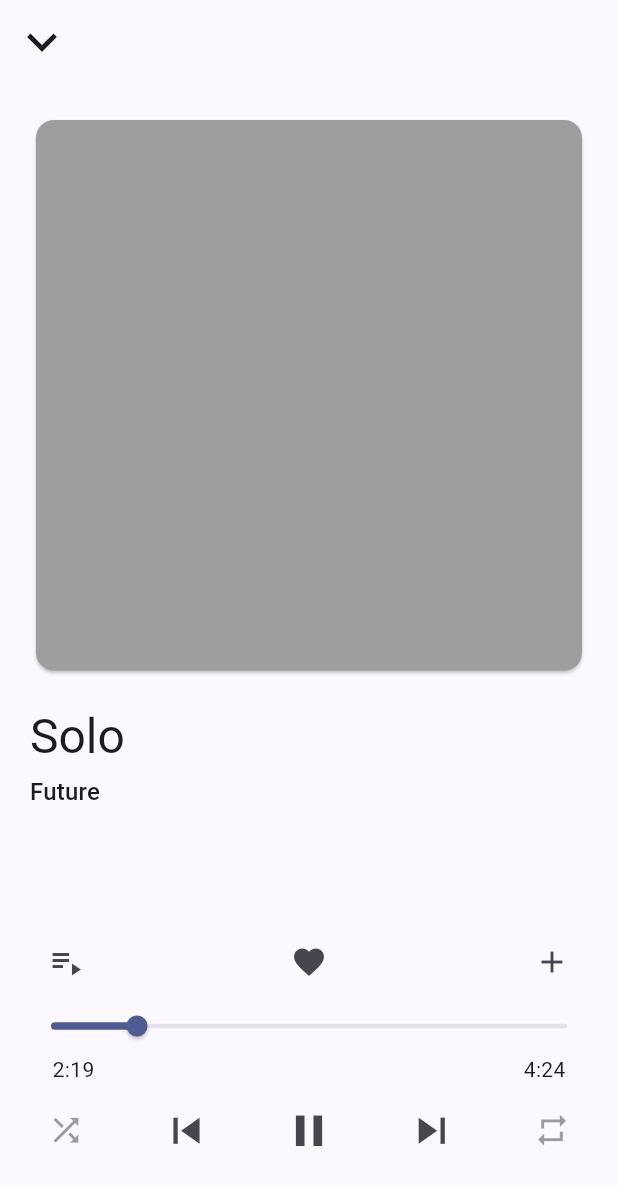
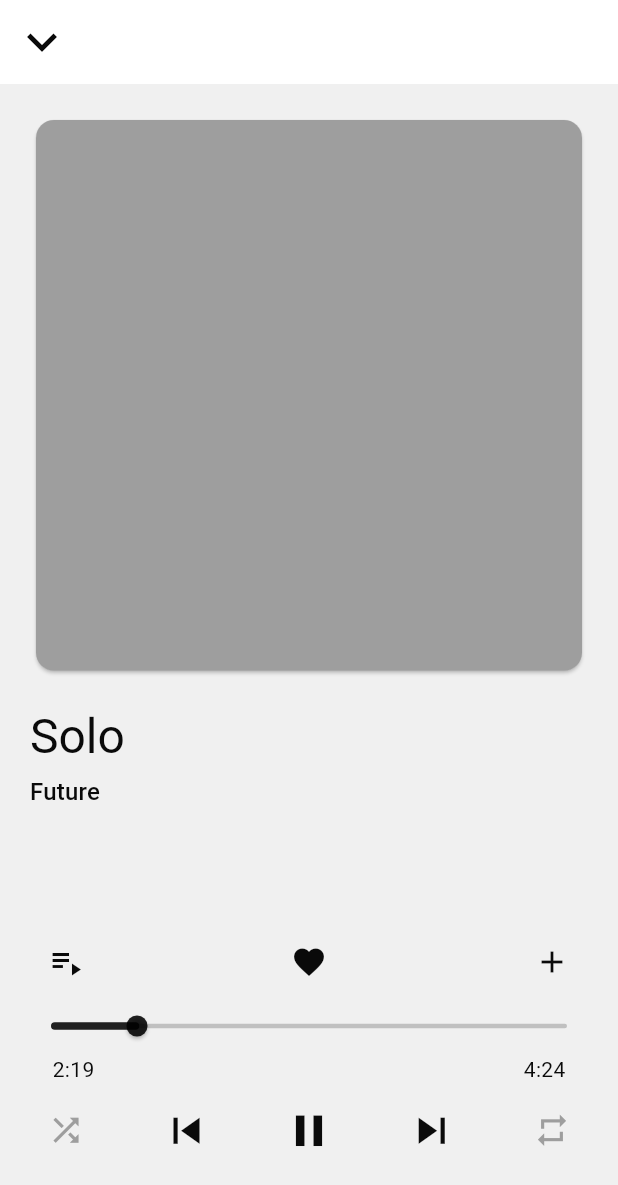
Before and after one commit to OpyrusDevOp/BetterTune, a Flutter app: the PlayerScreen screen opened directly, on a phone screen of 412 x 824 dp. Shown: the top 1185 px of the screen. Run offline on Flutter 3.47's test engine with Material 3 defaults, Android fonts, the phone set to English and light mode, and no system bars.

Commit message:
Feat: Set theme Light/Dark

```diff
--- a/lib/core/theme.dart
+++ b/lib/core/theme.dart
@@ -1,5 +1,116 @@
 import 'package:flutter/material.dart';
 
-final appTheme = ThemeData(
-  colorScheme: ColorScheme.fromSeed(seedColor: Color(0xFF1F43C4)),
+final Color primaryBlue = Color(0xFF00A9E0);
+final Color primaryBlueContainer = Color(0xFFD9F5FF);
+final Color accentBlue = Color(0xFF70D6FF);
+final Color darkSurface = Color(0xFF1E1E1E);
+
+final darkTheme = ThemeData(
+  useMaterial3: true,
+  // --- Core Color Scheme ---
+  colorScheme: ColorScheme.dark(
+    primary: primaryBlue, // Jellyfin Blue
+    onPrimary: Colors.white,
+    primaryContainer: Color(0xFF004D66), // Dark blue background for elements
+    secondary: accentBlue, // Accent for smaller details
+    surfaceContainer: Color(0xFF121212), // OLED-friendly background
+    surface: darkSurface, // Card/Nav bar background
+    onSurface: Colors.white, // White text on surfaces
+    error: Colors.red,
+    tertiary: Colors.white54,
+  ),
+
+  // --- Specific Widget Customization ---
+  // App Bar (Top Navigation)
+  appBarTheme: AppBarTheme(
+    backgroundColor: Color(0xFF121212),
+    foregroundColor: Colors.white,
+    elevation: 0,
+  ),
+
+  // Card (Album Art, Song Lists)
+  cardTheme: CardThemeData(
+    color: darkSurface,
+    shape: RoundedRectangleBorder(borderRadius: BorderRadius.circular(12)),
+  ),
+
+  // Floating Action Button
+  floatingActionButtonTheme: FloatingActionButtonThemeData(
+    backgroundColor: primaryBlue,
+    foregroundColor: Colors.white,
+  ),
+
+  // Bottom Navigation Bar
+  bottomNavigationBarTheme: BottomNavigationBarThemeData(
+    backgroundColor: darkSurface,
+    selectedItemColor: primaryBlue,
+    unselectedItemColor: Colors.grey[400],
+  ),
+
+  // Text Selection Handles (for better contrast)
+  textSelectionTheme: TextSelectionThemeData(
+    cursorColor: primaryBlue,
+    selectionColor: primaryBlue.withOpacity(0.4),
+    selectionHandleColor: primaryBlue,
+  ),
+  sliderTheme: SliderThemeData(
+    trackHeight: 3,
+    thumbShape: const RoundSliderThumbShape(enabledThumbRadius: 7),
+    overlayShape: const RoundSliderOverlayShape(overlayRadius: 14),
+    activeTrackColor: Colors.white,
+    inactiveTrackColor: Colors.white.withValues(alpha: 0.2),
+    thumbColor: Colors.white,
+  ),
 );
+
+final lightTheme = ThemeData(
+  useMaterial3: true,
+  // --- Core Color Scheme ---
+  colorScheme: ColorScheme.light(
+    primary: primaryBlue, // Jellyfin Blue
+    onPrimary: Colors.white,
+    primaryContainer:
+        primaryBlueContainer, // Light blue background for elements
+    secondary: accentBlue, // Accent for smaller details
+    surfaceContainer: Colors.white, // Pure white background
+    surface: Color(0xFFF0F0F0), // Card/Nav bar background
+    onSurface: Color(0xFF0A0A0A), // Black text on surfaces
+    error: Colors.red,
+    tertiary: Colors.grey,
+  ),
+
+  // --- Specific Widget Customization ---
+  // App Bar (Top Navigation)
+  appBarTheme: const AppBarTheme(
+    backgroundColor: Colors.white,
+    foregroundColor: Color(0xFF0A0A0A),
+    elevation: 0,
+  ),
+
+  // Card (Album Art, Song Lists)
+  cardTheme: CardThemeData(
+    color: Color(0xFFF0F0F0),
+    shape: RoundedRectangleBorder(borderRadius: BorderRadius.circular(12)),
+  ),
+
+  // Floating Action Button
+  floatingActionButtonTheme: FloatingActionButtonThemeData(
+    backgroundColor: primaryBlue,
+    foregroundColor: Colors.white,
+  ),
+
+  // Bottom Navigation Bar
+  bottomNavigationBarTheme: BottomNavigationBarThemeData(
+    backgroundColor: Color(0xFFF0F0F0),
+    selectedItemColor: primaryBlue,
+    unselectedItemColor: Colors.grey[600],
+  ),
+  sliderTheme: SliderThemeData(
+    trackHeight: 3,
+    thumbShape: const RoundSliderThumbShape(enabledThumbRadius: 7),
+    overlayShape: const RoundSliderOverlayShape(overlayRadius: 14),
+    activeTrackColor: Colors.black87,
+    inactiveTrackColor: Colors.black87.withValues(alpha: 0.2),
+    thumbColor: Colors.black87,
+  ),
+);
--- a/lib/main.dart
+++ b/lib/main.dart
@@ -14,7 +14,9 @@
   Widget build(BuildContext context) {
     return MaterialApp(
       title: 'Better Tune',
-      theme: appTheme,
+      theme: lightTheme,
+      darkTheme: darkTheme,
+      themeMode: ThemeMode.system,
       home: SafeArea(child: MainScreen()),
     );
   }
--- a/lib/presentations/components/song_tile.dart
+++ b/lib/presentations/components/song_tile.dart
@@ -44,10 +44,7 @@
                 const SizedBox(height: 4),
                 Text(
                   '${song.artist} • ${song.album}',
-                  style: TextStyle(
-                    color: Colors.black.withValues(alpha: 0.6),
-                    fontSize: 14,
-                  ),
+                  style: TextStyle(fontSize: 14),
                   maxLines: 1,
                   overflow: TextOverflow.ellipsis,
                 ),
@@ -57,10 +54,7 @@
 
           // More Options
           IconButton(
-            icon: Icon(
-              Icons.more_vert,
-              color: Colors.black.withValues(alpha: 0.6),
-            ),
+            icon: Icon(Icons.more_vert),
             onPressed: () => _showOptions(context),
           ),
         ],
--- a/lib/presentations/screens/player_screen.dart
+++ b/lib/presentations/screens/player_screen.dart
@@ -48,17 +48,7 @@
                 IconButton(onPressed: () {}, icon: Icon(Icons.add)),
               ],
             ),
-            SliderTheme(
-              data: SliderThemeData(
-                trackHeight: 3,
-                thumbShape: const RoundSliderThumbShape(enabledThumbRadius: 7),
-                overlayShape: const RoundSliderOverlayShape(overlayRadius: 14),
-                // activeTrackColor: Colors.white,
-                // inactiveTrackColor: Colors.white.withValues(alpha: 0.2),
-                // thumbColor: Colors.white,
-              ),
-              child: Slider(value: 10, min: 0, max: 60, onChanged: (value) {}),
-            ),
+            Slider(value: 10, min: 0, max: 60, onChanged: (value) {}),
             Padding(
               padding: const EdgeInsets.symmetric(horizontal: 15.0),
               child: Row(
@@ -76,7 +66,9 @@
                     });
                   },
 
-                  color: isShuffled ? Colors.black : Colors.black38,
+                  color: isShuffled
+                      ? Theme.of(context).colorScheme.primary
+                      : Theme.of(context).colorScheme.tertiary,
                   icon: Icon(Icons.shuffle, size: 25),
                 ),
                 IconButton(
@@ -112,8 +104,8 @@
                     });
                   },
                   color: repeatCycle != PlayCycle.noRepeat
-                      ? Colors.black
-                      : Colors.black38,
+                      ? Theme.of(context).colorScheme.primary
+                      : Theme.of(context).colorScheme.tertiary,
                   icon: Icon(
                     repeatCycle == PlayCycle.repeatOne
                         ? Icons.repeat_one
```
